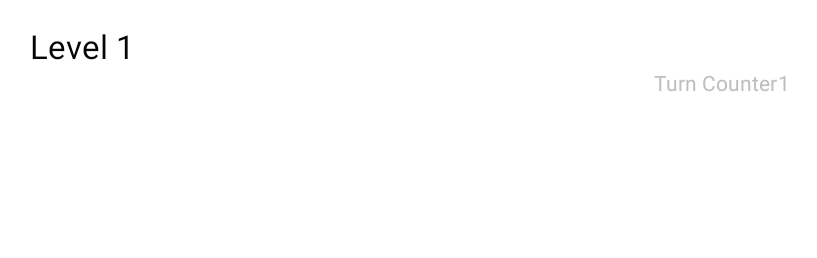
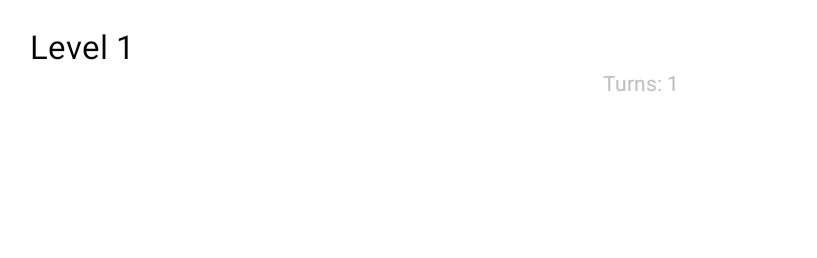
Before and after one commit to Skyrisu/Gear, an Android app: the Level1 screen opened directly, with no data from a screen before it, after a tap on an icon or button, on a phone screen of 824 x 412 dp (held sideways). Shown: the top 258 px of the screen, without its empty margins (66-883 px from the left). Run offline under Robolectric (Android 15) with nearby library versions, the phone set to English and light mode, and no system bars.

Commit message:
added Turn Functions LVL 1 almost finished

```diff
--- a/app/src/main/java/gearapp/sstudio/com/gearapp/Level1.java
+++ b/app/src/main/java/gearapp/sstudio/com/gearapp/Level1.java
@@ -93,7 +93,7 @@ public class Level1 extends MainActivity {
         }
         final TextView viewCounter = (TextView) findViewById(R.id.TextViewCounter);
         turnCounter ++;
-        viewCounter.setText (String.valueOf(turnCounter));
+        viewCounter.setText ("Turns: " + String.valueOf(turnCounter));
         if (DegreesGear1 == 360) {
             DegreesGear1 = 0;
         } else if (DegreesGear2 == 360) {
--- a/app/src/main/res/layout/activity_level1.xml
+++ b/app/src/main/res/layout/activity_level1.xml
@@ -67,19 +67,7 @@
         android:layout_width="wrap_content"
         android:layout_height="wrap_content"
         android:textAppearance="?android:attr/textAppearanceSmall"
-        android:text="Turn Counter"
-        android:id="@+id/textView6"
-        android:layout_below="@+id/textView3"
-        android:layout_toRightOf="@+id/Gear3"
-        android:layout_toEndOf="@+id/Gear3"
-        android:layout_marginLeft="34dp" />
-
-    <TextView
-        android:layout_width="wrap_content"
-        android:layout_height="wrap_content"
-        android:textAppearance="?android:attr/textAppearanceSmall"
         android:id="@+id/TextViewCounter"
         android:layout_below="@+id/textView3"
-        android:layout_toRightOf="@+id/textView6"
-        android:layout_toEndOf="@+id/textView6" />
+        android:layout_toRightOf="@+id/Gear3" />
 </RelativeLayout>
```
